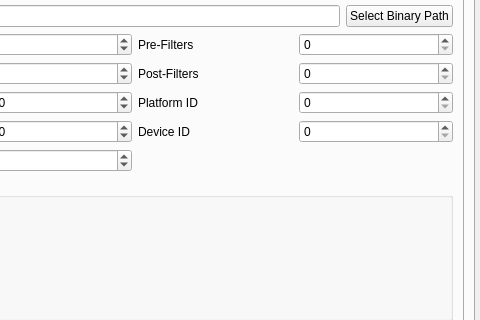
First picture: the form in src/video2x_gui.ui, repository k4yt3x/video2x, before the edit; both pictures show x 211 to 691 and y 89 to 409 of the 691 by 515 pixel window.
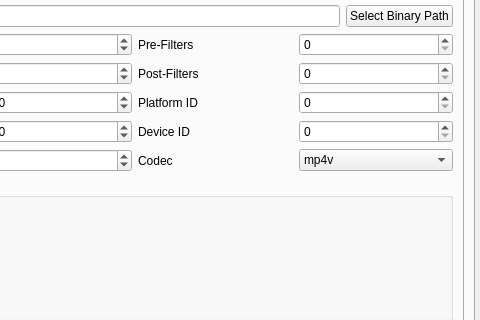
Second picture: the form after the edit. The open tabs and pages were chosen to show the change.

Commit message: updated UI for newest Anime4KCPP

```diff
--- a/src/video2x_gui.ui
+++ b/src/video2x_gui.ui
@@ -1175,6 +1175,41 @@
               </item>
              </layout>
             </item>
+            <item row="7" column="1">
+             <layout class="QHBoxLayout" name="anime4kCppCodecHorizontalLayout">
+              <item>
+               <widget class="QLabel" name="anime4kCppCodecLabel">
+                <property name="text">
+                 <string>Codec</string>
+                </property>
+               </widget>
+              </item>
+              <item>
+               <widget class="QComboBox" name="anime4kCppCodecComboBox">
+                <item>
+                 <property name="text">
+                  <string>mp4v</string>
+                 </property>
+                </item>
+                <item>
+                 <property name="text">
+                  <string>dxva</string>
+                 </property>
+                </item>
+                <item>
+                 <property name="text">
+                  <string>avc1</string>
+                 </property>
+                </item>
+                <item>
+                 <property name="text">
+                  <string>vp09</string>
+                 </property>
+                </item>
+               </widget>
+              </item>
+             </layout>
+            </item>
            </layout>
           </widget>
          </widget>
```
